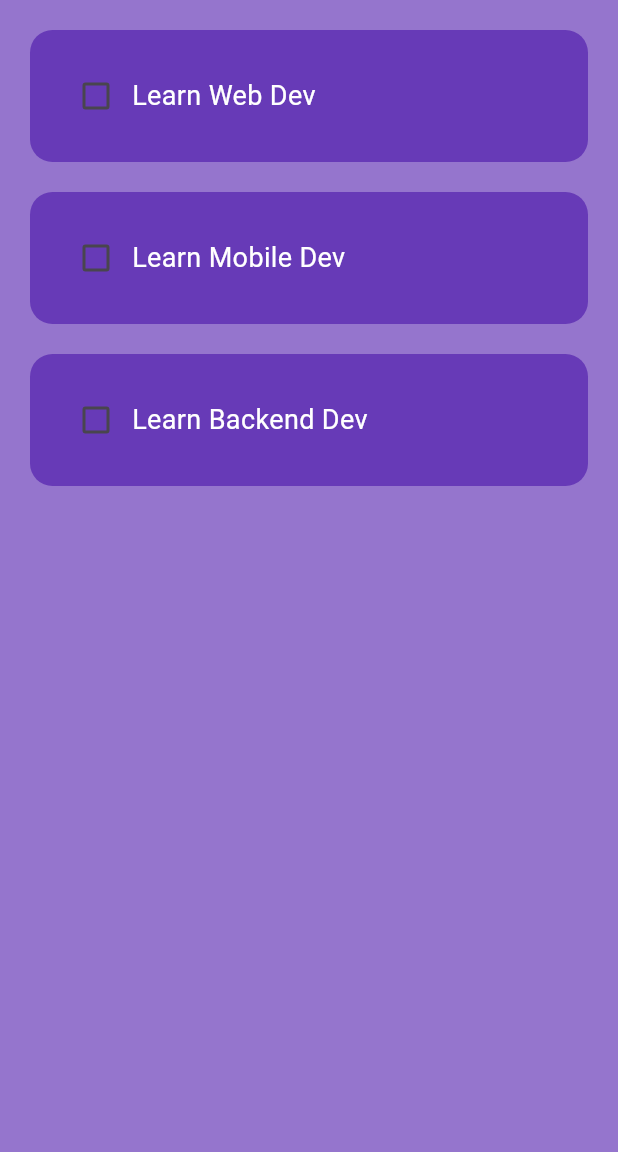
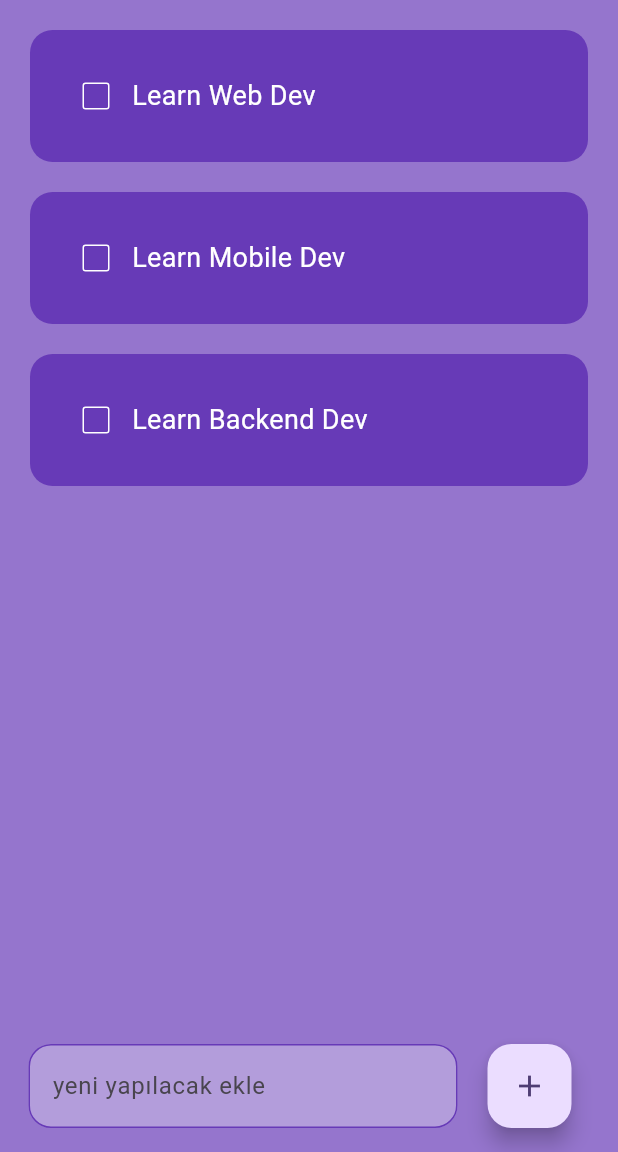
Before and after one commit to BeratAydogan/Flutter-Lessons, a Flutter app: the screen it shows after launch, on a phone screen of 412 x 824 dp, the part 84-1236 px from its top. Run offline on Flutter 3.47's test engine with Material 3 defaults, Android fonts, the phone set to English and light mode, and no system bars; drawn by our look-alikes of flutter_slidable.

Commit message:
delete func

```diff
--- a/to_do_app/lib/pages/home_page.dart
+++ b/to_do_app/lib/pages/home_page.dart
@@ -9,17 +9,34 @@ class HomePage extends StatefulWidget {
 }
 
 class _HomePageState extends State<HomePage> {
+
+  final _controller = TextEditingController();
   List toDoList = [
     ['Learn Web Dev', false],
     ['Learn Mobile Dev', false],
     ['Learn Backend Dev', false],
   ];
 
-  void chechBoxChanged(int index){
+  void chechBoxChanged(int index) {
     setState(() {
-          toDoList[index][1] = !toDoList[index][1];
+      toDoList[index][1] = !toDoList[index][1];
+    });
+  }
+
+  void saveNewTask(){
+    setState(() {
+      if(_controller.text!=""){
+ toDoList.add([_controller.text,false]);
+      _controller.clear();
+      }
 
     });
+  }
+
+  void deleteTask(int index){
+setState(() {
+    toDoList.removeAt(index);
+});
   }
 
   @override
@@ -37,9 +54,41 @@ class _HomePageState extends State<HomePage> {
           return TodoList(
             taskName: toDoList[index][0],
             taskCompleted: toDoList[index][1],
-            onChanged: (value)=> chechBoxChanged(index),
+            onChanged: (value) => chechBoxChanged(index),
+            deleteFunction: (context)=> deleteTask(index),
           );
         },
+      ),
+      floatingActionButton: Padding(
+        padding: const EdgeInsets.symmetric(horizontal: 15.0),
+        child: Row(
+          children: [
+            Expanded(
+              child: Padding(
+                padding: const EdgeInsets.symmetric(horizontal: 20.0),
+                child: TextField(
+                  controller: _controller,
+                  decoration: InputDecoration(
+                    hintText: 'yeni yapılacak ekle',
+                    filled: true,
+                    fillColor: Colors.deepPurple.shade200,
+                    enabledBorder: OutlineInputBorder(
+                      borderSide: BorderSide(color: Colors.deepPurple),
+                      borderRadius: BorderRadius.circular(15),
+                    ),
+                    focusedBorder: OutlineInputBorder(
+                      borderSide: BorderSide(color: Colors.deepPurple),
+                      borderRadius: BorderRadius.circular(15),
+                    ),
+                  ),
+                ),
+              ),
+            ),
+            FloatingActionButton(
+              onPressed: saveNewTask,
+              child: Icon(Icons.add)),
+          ],
+        ),
       ),
     );
   }
--- a/to_do_app/lib/utils/todo_list.dart
+++ b/to_do_app/lib/utils/todo_list.dart
@@ -1,21 +1,37 @@
 import 'package:flutter/material.dart';
+import 'package:flutter_slidable/flutter_slidable.dart';
 
 class TodoList extends StatelessWidget {
   const TodoList({
     super.key,
     required this.taskName,
     required this.taskCompleted,
-    this.onChanged,
+    required this.onChanged,
+    this.deleteFunction,
   });
 
   final String taskName;
   final bool taskCompleted;
   final Function(bool?)? onChanged;
+  final Function(BuildContext)? deleteFunction;
 
   @override
   Widget build(BuildContext context) {
     return Padding(
       padding: const EdgeInsets.only(top: 20, left: 20, right: 20, bottom: 0),
+      child: Slidable(
+        endActionPane: ActionPane(
+          motion: StretchMotion(),
+          children: [
+            SlidableAction(
+              onPressed: deleteFunction,
+              icon: Icons.delete,
+              borderRadius: BorderRadius.circular(15),
+              backgroundColor: Colors.red,
+
+              ),
+          ],
+        ),
         child: Container(
           padding: const EdgeInsets.all(20),
           decoration: BoxDecoration(
@@ -27,14 +43,24 @@ class TodoList extends StatelessWidget {
               Checkbox(
                 value: taskCompleted,
                 onChanged: onChanged,
-            checkColor: Colors.white,
-
+                checkColor: Colors.black,
+                activeColor: Colors.white,
+                side: BorderSide(color: Colors.white),
               ),
               Text(
                 taskName,
-              style: const TextStyle(color: Colors.white, fontSize: 18),
+                style: TextStyle(
+                  color: Colors.white,
+                  fontSize: 18,
+                  decoration: taskCompleted
+                      ? TextDecoration.lineThrough
+                      : TextDecoration.none,
+                  decorationColor: Colors.white,
+                  decorationThickness: 2,
+                ),
               ),
             ],
+          ),
         ),
       ),
     );
--- a/to_do_app/pubspec.yaml
+++ b/to_do_app/pubspec.yaml
@@ -34,6 +34,8 @@ dependencies:
   # The following adds the Cupertino Icons font to your application.
   # Use with the CupertinoIcons class for iOS style icons.
   cupertino_icons: ^1.0.8
+  flutter_slidable: ^4.0.3
+
 
 dev_dependencies:
   flutter_test:
```
Also changed, not shown: to_do_app/pubspec.lock. Lines whose indentation alone changed are shown as unchanged.
